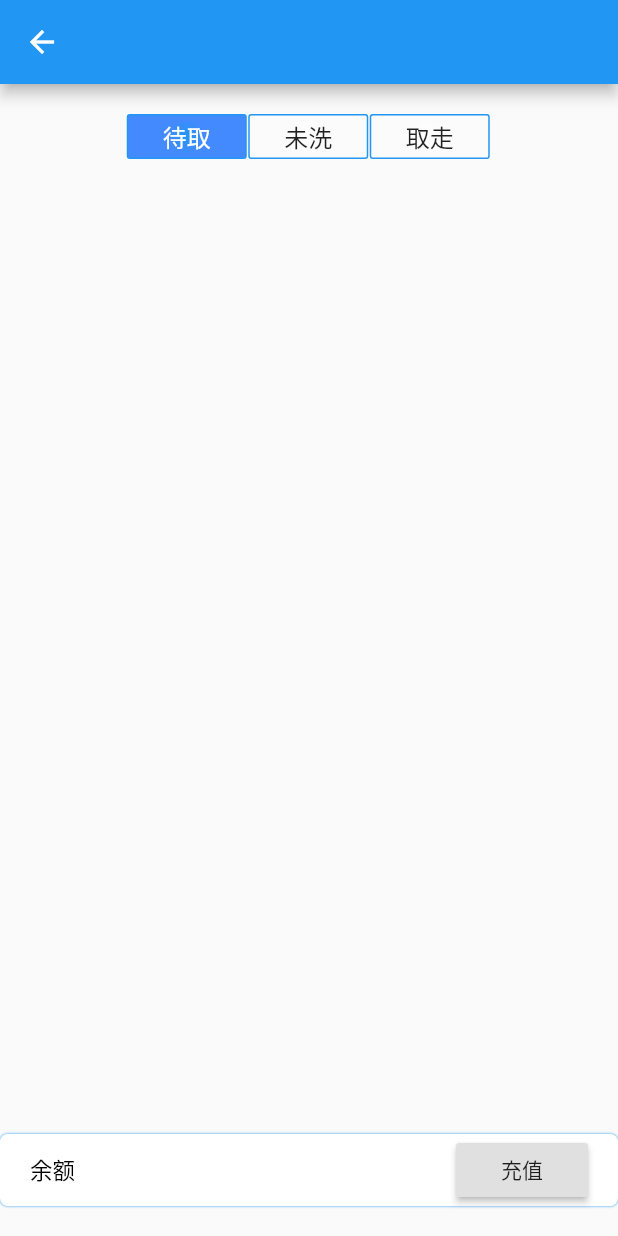
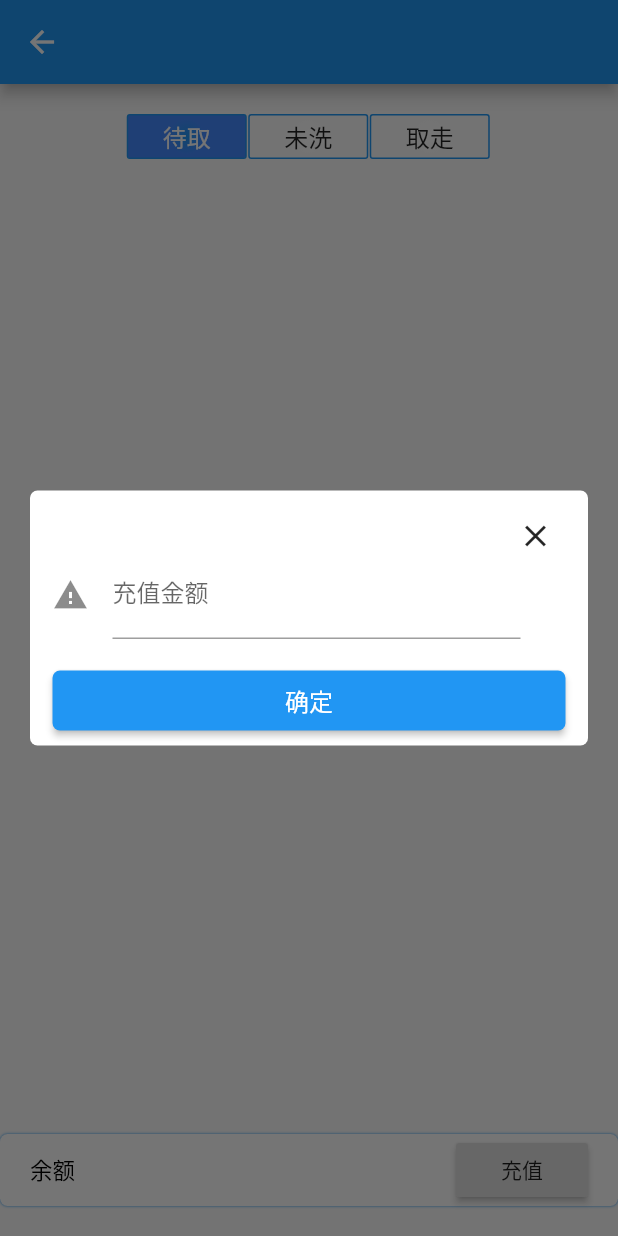
Before and after one commit to Zafirzzf/Laundry_expert, a Flutter app: the CustomerDetailScreen screen opened directly, after a tap on "充值", on a phone screen of 412 x 824 dp. Run offline on Flutter 3.47's test engine with Material 2 defaults, Android fonts, the phone set to English and light mode, and no system bars; our stand-ins replace shared_preferences; accounts and stored records are empty; Roboto replaces fonts that are missing (NotoSans); statements that could not run were skipped.

Commit message:
订单详情的界面调试,充值的弹窗

```diff
--- a/lib/CustomerDetailScreen.dart
+++ b/lib/CustomerDetailScreen.dart
@@ -5,6 +5,7 @@ import 'package:laundry_expert/UI/MyButtons.dart';
 import 'package:laundry_expert/Tool/ScreenInfo.dart';
 import 'package:laundry_expert/Request/APIs.dart';
 import 'package:laundry_expert/Model/Customer.dart';
+import 'package:laundry_expert/UI/Dialogs.dart';
 import 'package:laundry_expert/Model/CustomerDetail.dart';
 import 'package:laundry_expert/OrderDetailScreen.dart';
 import 'package:laundry_expert/Model/OrderInfo.dart';
@@ -44,7 +45,10 @@ class _CustomerDetailScreenState extends State<CustomerDetailScreen> {
   }
 
   _clickChongzhi() {
+    ChongzhiAlert((inputText) {
+      final money = int.parse(inputText);
 
+    }).show(context);
   }
 
   _selectOrderstateOrList(int index) {
--- a/lib/UI/Dialogs.dart
+++ b/lib/UI/Dialogs.dart
@@ -249,6 +249,66 @@ class TextDialog extends Dialog {
   }
 }
 
+class ChongzhiAlert extends Dialog {
+  StringCallback textCallback;
+  ChongzhiAlert(this.textCallback);
+  final _inputController = TextEditingController();
+
+  show(BuildContext context) {
+    showDialog(
+        context: context,
+        barrierDismissible: false,
+        builder: (BuildContext text) {
+          return this;
+        }
+    );
+  }
+
+  @override
+  Widget build(BuildContext context) {
+    return Material(
+      type: MaterialType.transparency,
+      child: Center(
+        child: Container(
+          padding: EdgeInsets.fromLTRB(15, 10, 15, 5),
+          margin: EdgeInsets.all(20),
+          height: 170,
+          decoration: BoxDecoration(
+            color: Colors.white,
+            borderRadius: BorderRadius.all(Radius.circular(5))
+          ),
+          child: Stack(
+            children: <Widget>[
+              Positioned(
+                top: 0, right: 10, width: 30, height: 30,
+                child: IconButton(icon: Icon(Icons.close), onPressed: () => Navigator.pop(context)),
+              ),
+              Positioned(
+                top: 30, left: 0, right: 30,
+                child: TextField(
+                  controller: _inputController,
+                  keyboardType: TextInputType.number,
+                  decoration: InputDecoration(
+                    icon: Icon(Icons.warning),
+                    labelText: '充值金额'
+                  ),
+                ),
+              ),
+              Positioned(
+                left: 0, right: 0, bottom: 5, height: 40,
+                child: CommonBigButton(title: '确定', onPressed: () {
+                  textCallback(_inputController.text ?? ' ');
+                  Navigator.pop(context);
+                }),
+              )
+            ],
+          )
+        ),
+      ),
+    );
+  }
+}
+
 class CommonAlert extends Dialog {
 
   String title;
--- a/lib/UI/Styles.dart
+++ b/lib/UI/Styles.dart
@@ -2,6 +2,7 @@
 import 'package:flutter/material.dart';
 import 'package:flutter/widgets.dart';
 typedef IntCallback = void Function(int index);
+typedef StringCallback = void Function(String str);
 
 abstract class Styles {
   static TextStyle normalFont(double size, Color color) {
```
Also changed, not shown: lib/OrderDetailScreen.dart (+26 -18 lines).
